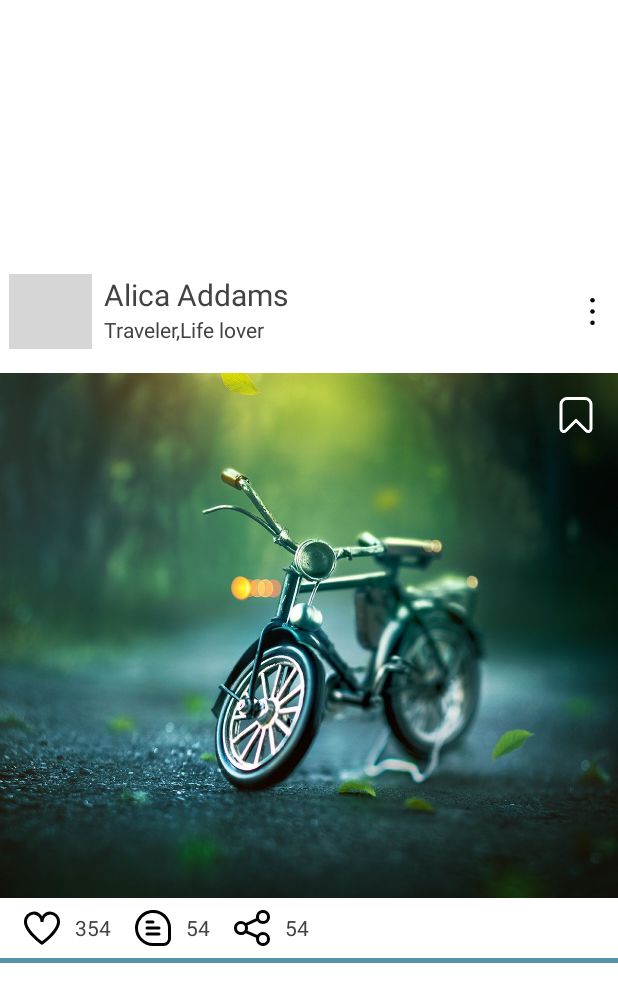
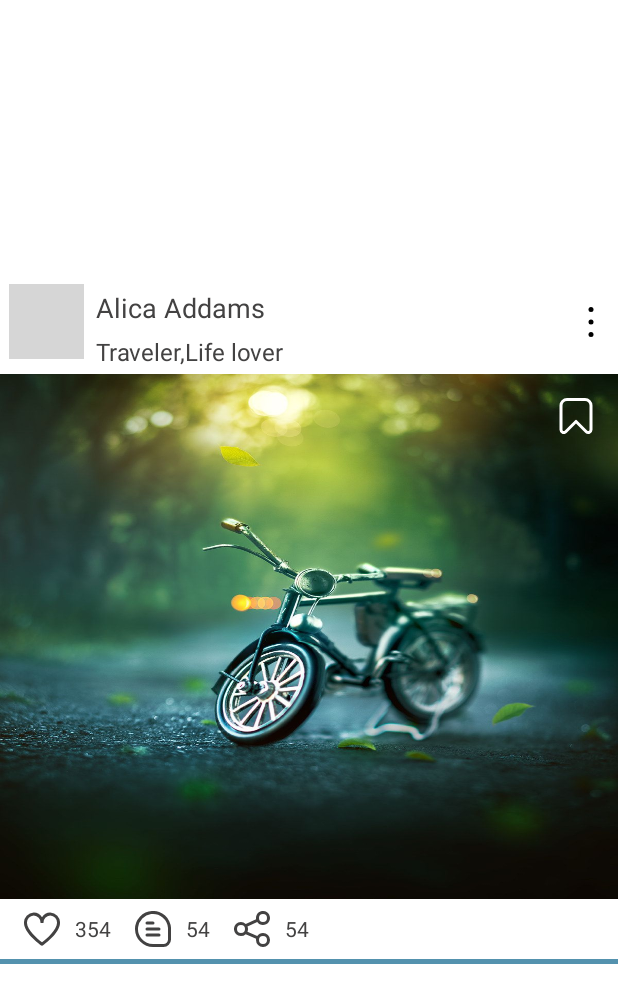
Before and after one commit to ShankarRio2k/rios, an Android app: the layout postitem.xml on its own in the app's theme, with its tools: preview values and no code run, on a phone screen of 412 x 824 dp. Shown: the top 1003 px of the screen. Run offline under Robolectric (Android 15) with nearby library versions, the phone set to English and light mode, and no system bars; grey boxes are pictures that could not be loaded.

Commit message:
ui changes

```diff
--- a/app/src/main/java/com/example/rios/views/ChatAdapter.kt
+++ b/app/src/main/java/com/example/rios/views/ChatAdapter.kt
@@ -81,7 +81,6 @@ class ChatAdapter(
 
     }
 
-
     override fun onDataChanged() {
         // Scroll to the bottom when new data is added
         if (itemCount > 0) {
--- a/app/src/main/res/layout/postitem.xml
+++ b/app/src/main/res/layout/postitem.xml
@@ -8,11 +8,10 @@
 
     <de.hdodenhof.circleimageview.CircleImageView
         android:id="@+id/profile_image"
-        android:layout_width="55dp"
+        android:layout_width="50dp"
         android:layout_height="50dp"
         android:layout_marginStart="6dp"
-        android:layout_marginTop="1dp"
-        android:padding="4dp"
+        android:layout_marginTop="8dp"
         android:paddingStart="1dp"
         android:src="@drawable/story2"
         app:civ_border_color="@color/appColor"
@@ -26,9 +25,10 @@
         android:layout_width="wrap_content"
         android:layout_height="wrap_content"
         android:layout_marginStart="8dp"
+        android:layout_marginTop="3dp"
         android:text="Alica Addams"
         android:textColor="@color/grey"
-        android:textSize="20sp"
+        android:textSize="18sp"
         app:layout_constraintStart_toEndOf="@+id/profile_image"
         app:layout_constraintTop_toTopOf="@+id/profile_image" />
 
@@ -37,14 +37,17 @@
         android:layout_width="wrap_content"
         android:layout_height="wrap_content"
         android:textColor="@color/grey"
+        android:layout_marginTop="6dp"
+        android:textSize="16sp"
         android:text="Traveler,Life lover"
         app:layout_constraintStart_toStartOf="@+id/userName"
         app:layout_constraintTop_toBottomOf="@id/userName" />
 
     <ImageView
         android:id="@+id/imageView3"
-        android:layout_width="18dp"
-        android:layout_height="18dp"
+        android:layout_width="20dp"
+        android:layout_height="wrap_content"
+        android:backgroundTint="@color/grey"
         android:layout_marginEnd="8dp"
         app:layout_constraintBottom_toBottomOf="@+id/profile_image"
         app:layout_constraintEnd_toEndOf="parent"
@@ -55,8 +58,8 @@
         android:id="@+id/Post_image"
         android:layout_width="0dp"
         android:layout_height="350dp"
-        android:layout_marginTop="16dp"
-        android:scaleType="centerCrop"
+        android:layout_marginTop="10dp"
+        android:scaleType="fitXY"
         android:src="@drawable/dp2"
         app:layout_constraintEnd_toEndOf="parent"
         app:layout_constraintHorizontal_bias="0.5"
@@ -85,7 +88,8 @@
         android:text="354"
         app:drawableLeftCompat="@drawable/ic_heart"
         app:layout_constraintStart_toStartOf="parent"
-        app:layout_constraintTop_toBottomOf="@+id/Post_image" />
+        app:layout_constraintTop_toBottomOf="@+id/Post_image"
+        app:drawableTint="@color/grey" />
 
     <TextView
         android:id="@+id/comment"
@@ -99,7 +103,8 @@
         android:gravity="center"
         app:layout_constraintStart_toEndOf="@+id/like"
         app:layout_constraintTop_toBottomOf="@+id/Post_image"
-        app:drawableLeftCompat="@drawable/ic_post_comment" />
+        app:drawableLeftCompat="@drawable/ic_post_comment"
+        app:drawableTint="@color/grey" />
 
     <TextView
         android:id="@+id/share"
@@ -113,7 +118,8 @@
         android:gravity="center"
         app:layout_constraintStart_toEndOf="@+id/comment"
         app:layout_constraintTop_toBottomOf="@+id/Post_image"
-        app:drawableLeftCompat="@drawable/ic_share" />
+        app:drawableLeftCompat="@drawable/ic_share"
+        app:drawableTint="@color/grey" />
 
     <com.google.android.material.divider.MaterialDivider
         android:layout_width="wrap_content"
--- a/app/src/main/res/layout/receiverchatlayout.xml
+++ b/app/src/main/res/layout/receiverchatlayout.xml
@@ -8,7 +8,6 @@
     <LinearLayout
         android:id="@+id/layoutofmessage"
         android:layout_width="wrap_content"
-        android:layout_marginEnd="10dp"
         android:background="@drawable/receiverchat"
         android:orientation="horizontal"
         android:layout_height="wrap_content">
@@ -18,12 +17,13 @@
             android:layout_width="wrap_content"
             android:layout_height="wrap_content"
             android:fontFamily="sans-serif-condensed"
-            android:paddingLeft="9dp"
+            android:paddingStart="25dp"
             android:paddingTop="2dp"
             android:paddingBottom="2dp"
             android:text="sender Message"
-            android:textColor="@color/black"
-            android:textSize="20sp">
+            android:textColor="@color/grey"
+            android:textSize="20sp"
+            android:gravity="end">
 
         </TextView>
 
@@ -31,7 +31,7 @@
             android:id="@+id/timeofmessagesr"
             android:layout_width="wrap_content"
             android:layout_height="wrap_content"
-            android:padding="7dp"
+            android:padding="6dp"
             android:textColor="@color/black"
             android:textSize="10sp">
 
--- a/app/src/main/res/layout/senderchatlayout.xml
+++ b/app/src/main/res/layout/senderchatlayout.xml
@@ -17,7 +17,7 @@
             android:layout_width="wrap_content"
             android:layout_height="wrap_content"
             android:fontFamily="sans-serif-condensed"
-            android:paddingStart="10dp"
+            android:paddingStart="25dp"
             android:paddingTop="2dp"
             android:paddingBottom="2dp"
             android:layout_marginEnd="4dp"
```
